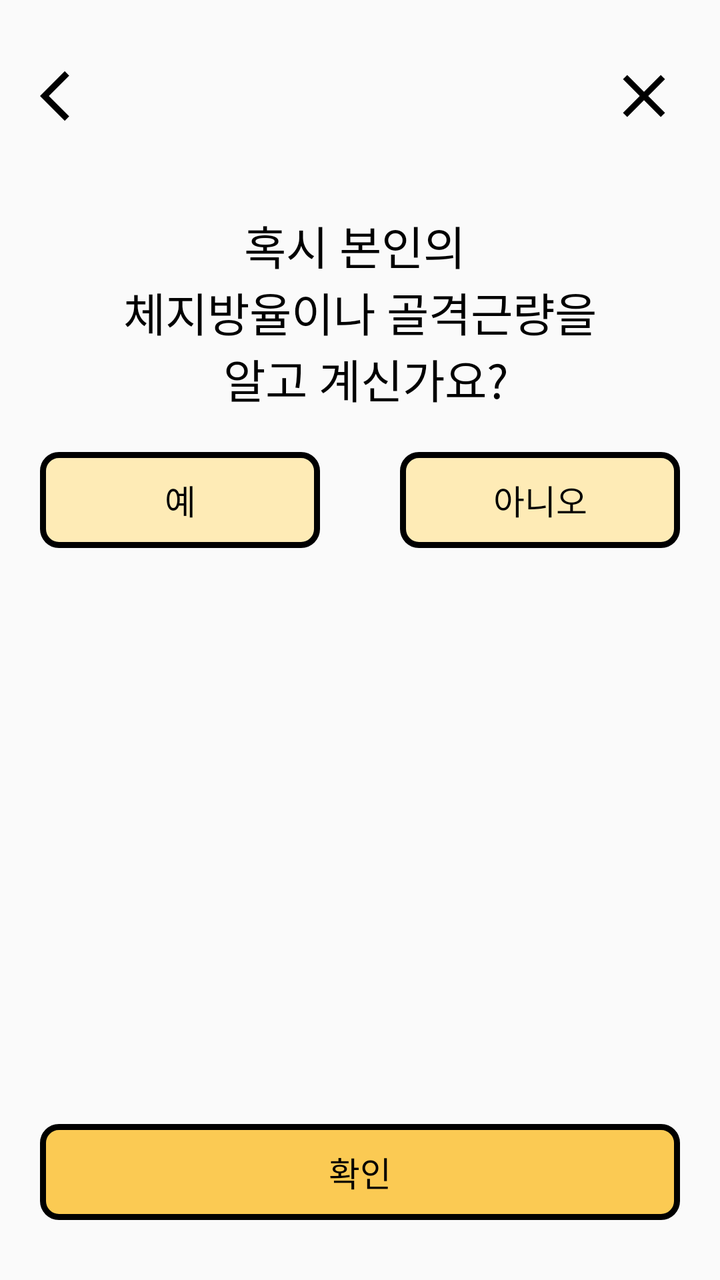
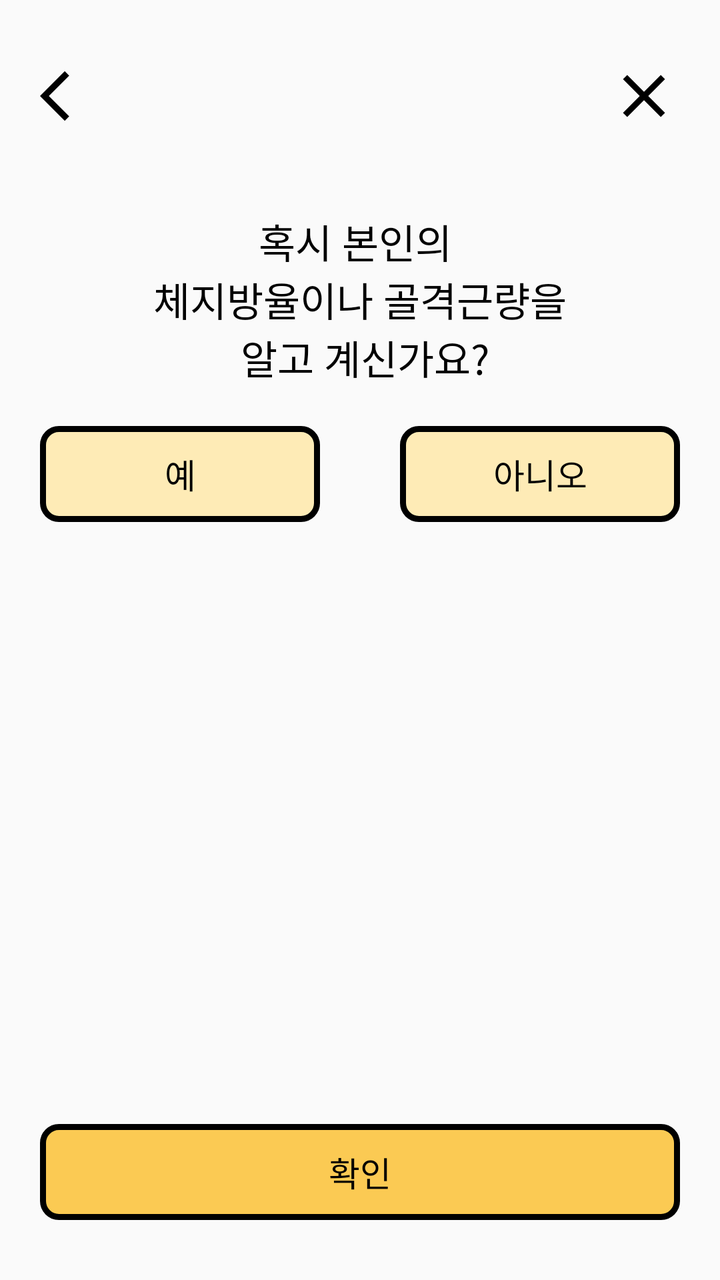

Screens rendered from an Android XML layout before and after an edit, with the pre-edit source and the edit as a unified diff.
<!-- AndroidManifest.xml: application theme Theme.HyperBooster -->
<!-- res/layout/layout_register_inbody.xml -->
<?xml version="1.0" encoding="utf-8"?>
<androidx.constraintlayout.widget.ConstraintLayout xmlns:android="http://schemas.android.com/apk/res/android"
    xmlns:app="http://schemas.android.com/apk/res-auto"
    xmlns:tools="http://schemas.android.com/tools"
    android:layout_width="match_parent"
    android:layout_height="match_parent">

    <Button
        android:id="@+id/back"
        android:layout_width="30dp"
        android:layout_height="30dp"
        android:layout_marginTop="33dp"
        android:background="@drawable/icon_back"
        app:layout_constraintStart_toStartOf="@+id/yes"
        app:layout_constraintTop_toTopOf="parent" />

    <Button
        android:id="@+id/close"
        android:layout_width="36dp"
        android:layout_height="36dp"
        android:layout_marginTop="30dp"
        android:background="@drawable/icon_close"
        app:layout_constraintEnd_toEndOf="@+id/no"
        app:layout_constraintTop_toTopOf="parent" />

    <TextView
        android:id="@+id/info_inbody"
        android:layout_width="wrap_content"
        android:layout_height="wrap_content"
        android:layout_marginTop="43dp"
        android:fontFamily="@font/font_bold"
        android:gravity="center"
        android:text="혹시 본인의 \n체지방율이나 골격근량을\n 알고 계신가요?"
        android:textColor="@color/black"
        android:textSize="23sp"
        app:layout_constraintBottom_toTopOf="@+id/yes"
        app:layout_constraintEnd_toEndOf="parent"
        app:layout_constraintHorizontal_bias="0.5"
        app:layout_constraintStart_toStartOf="parent"
        app:layout_constraintTop_toBottomOf="@id/guideline_top" />

    <android.widget.Button
        android:id="@+id/yes"
        style="?android:attr/borderlessButtonStyle"
        android:layout_width="0dp"
        android:layout_height="wrap_content"
        android:layout_marginHorizontal="20dp"
        android:layout_marginVertical="20dp"
        android:background="@drawable/btn_change"
        android:fontFamily="@font/font_medium"
        android:text="예"
        android:textColor="@color/black"
        android:textSize="17sp"
        app:layout_constraintBottom_toTopOf="@+id/fragment_frame"
        app:layout_constraintEnd_toStartOf="@+id/no"
        app:layout_constraintHorizontal_bias="0.5"
        app:layout_constraintStart_toStartOf="parent"
        app:layout_constraintTop_toBottomOf="@+id/info_inbody" />

    <android.widget.Button
        android:id="@+id/no"
        style="?android:attr/borderlessButtonStyle"
        android:layout_width="0dp"
        android:layout_height="wrap_content"
        android:layout_marginHorizontal="20dp"
        android:layout_marginVertical="20dp"
        android:background="@drawable/btn_change"
        android:fontFamily="@font/font_medium"
        android:text="아니오"
        android:textColor="@color/black"
        android:textSize="17sp"
        app:layout_constraintEnd_toEndOf="parent"
        app:layout_constraintHorizontal_bias="0.5"
        app:layout_constraintStart_toEndOf="@+id/yes"
        app:layout_constraintTop_toBottomOf="@id/info_inbody" />

    <android.widget.Button
        android:id="@+id/confirm"
        style="?android:attr/borderlessButtonStyle"
        android:layout_width="0dp"
        android:layout_height="wrap_content"
        android:layout_marginHorizontal="20dp"
        android:layout_marginBottom="30dp"
        android:background="@drawable/btn_main_color"
        android:fontFamily="@font/font_medium"
        android:text="확인"
        android:textColor="@color/black"
        android:textSize="17sp"
        app:layout_constraintBottom_toBottomOf="parent"
        app:layout_constraintEnd_toEndOf="parent"
        app:layout_constraintStart_toStartOf="parent" />

    <androidx.constraintlayout.widget.ConstraintLayout
        android:id="@+id/fragment_frame"
        android:layout_width="0dp"
        android:layout_height="0dp"
        android:layout_marginHorizontal="20dp"
        android:layout_marginBottom="20dp"
        android:radius="8sp"
        app:layout_constraintBottom_toTopOf="@+id/confirm"
        app:layout_constraintEnd_toEndOf="parent"
        app:layout_constraintHorizontal_bias="0.0"
        app:layout_constraintStart_toStartOf="parent"
        app:layout_constraintTop_toBottomOf="@+id/yes">
        
    </androidx.constraintlayout.widget.ConstraintLayout>

    <androidx.constraintlayout.widget.Guideline
        android:id="@+id/guideline_top"
        android:layout_width="wrap_content"
        android:layout_height="wrap_content"
        android:orientation="horizontal"
        app:layout_constraintGuide_begin="63dp" />

    <androidx.constraintlayout.widget.Guideline
        android:id="@+id/guideline_bottom"
        android:layout_width="wrap_content"
        android:layout_height="wrap_content"
        android:orientation="horizontal"
        app:layout_constraintGuide_end="78dp" />

    <androidx.constraintlayout.widget.Guideline
        android:id="@+id/guideline_start"
        android:layout_width="wrap_content"
        android:layout_height="wrap_content"
        android:orientation="vertical"
        app:layout_constraintGuide_begin="20dp" />

    <androidx.constraintlayout.widget.Guideline
        android:id="@+id/guideline_end"
        android:layout_width="wrap_content"
        android:layout_height="wrap_content"
        android:orientation="vertical"
        app:layout_constraintGuide_end="20dp" />

</androidx.constraintlayout.widget.ConstraintLayout>
<!-- resources referenced by this layout -->
<resources>
  <color name="black">#FF000000</color>
  <!-- drawable btn_change (drawable) -->
  <?xml version="1.0" encoding="utf-8"?>
  <selector xmlns:android="http://schemas.android.com/apk/res/android">
  
      <item android:state_pressed="false">
          <shape>
              <solid android:color="@color/sub_color_light"/>
              <corners
                  android:radius="8sp"/>
              <stroke
                  android:width="3sp"
                  android:color="#000000" />
          </shape>
  
      </item>
  
      <item android:state_pressed="true" >
          <shape xmlns:android="http://schemas.android.com/apk/res/android" >
              <solid android:color="@color/main_color"/>
              <corners
                  android:radius="8sp"/>
              <stroke
                  android:width="3sp"
                  android:color="#000000" />
          </shape>
      </item>
  
  </selector>
  <!-- drawable btn_main_color (drawable) -->
  <?xml version="1.0" encoding="utf-8"?>
  <shape xmlns:android="http://schemas.android.com/apk/res/android" >
      <solid android:color="@color/main_color"/>
      <corners
          android:radius="8sp"/>
      <stroke
          android:width="3sp"
          android:color="#000000" />
  </shape>
  <!-- drawable icon_back (drawable) -->
  <vector android:height="24dp" android:tint="#000000"
      android:viewportHeight="24" android:viewportWidth="24"
      android:width="24dp" xmlns:android="http://schemas.android.com/apk/res/android">
      <path android:fillColor="@android:color/white" android:pathData="M11.67,3.87L9.9,2.1 0,12l9.9,9.9 1.77,-1.77L3.54,12z"/>
  </vector>
  <!-- drawable icon_close (drawable) -->
  <vector android:height="24dp" android:tint="#000000"
      android:viewportHeight="24" android:viewportWidth="24"
      android:width="24dp" xmlns:android="http://schemas.android.com/apk/res/android">
      <path android:fillColor="@android:color/white" android:pathData="M19,6.41L17.59,5 12,10.59 6.41,5 5,6.41 10.59,12 5,17.59 6.41,19 12,13.41 17.59,19 19,17.59 13.41,12z"/>
  </vector>
  <style name="Theme.HyperBooster" parent="Theme.AppCompat.DayNight.NoActionBar">
          
          <item name="colorPrimary">@color/purple_500</item>
          <item name="colorPrimaryVariant">@color/purple_700</item>
          <item name="colorOnPrimary">@color/white</item>
          
          <item name="colorSecondary">@color/teal_200</item>
          <item name="colorSecondaryVariant">@color/teal_700</item>
          <item name="colorOnSecondary">@color/black</item>
          
          <item name="android:statusBarColor" tools:targetApi="l">@color/black</item>
          
      </style>
  <color name="sub_color_light">#FEEBB6</color>
  <color name="main_color">#FBCA53</color>
  <color name="purple_500">#FF6200EE</color>
  <color name="purple_700">#FF3700B3</color>
  <color name="white">#FFFFFFFF</color>
  <color name="teal_200">#FF03DAC5</color>
  <color name="teal_700">#FF018786</color>
</resources>

<!-- the commit's change to res/layout/layout_register_inbody.xml (unified diff, before → after) -->
@@ -11,7 +11,7 @@
         android:layout_height="30dp"
         android:layout_marginTop="33dp"
         android:background="@drawable/icon_back"
-        app:layout_constraintStart_toStartOf="@+id/yes"
+        app:layout_constraintStart_toStartOf="@id/guideline_start"
         app:layout_constraintTop_toTopOf="parent" />
 
     <Button
@@ -32,7 +32,7 @@
         android:gravity="center"
         android:text="혹시 본인의 \n체지방율이나 골격근량을\n 알고 계신가요?"
         android:textColor="@color/black"
-        android:textSize="23sp"
+        android:textSize="20sp"
         app:layout_constraintBottom_toTopOf="@+id/yes"
         app:layout_constraintEnd_toEndOf="parent"
         app:layout_constraintHorizontal_bias="0.5"
